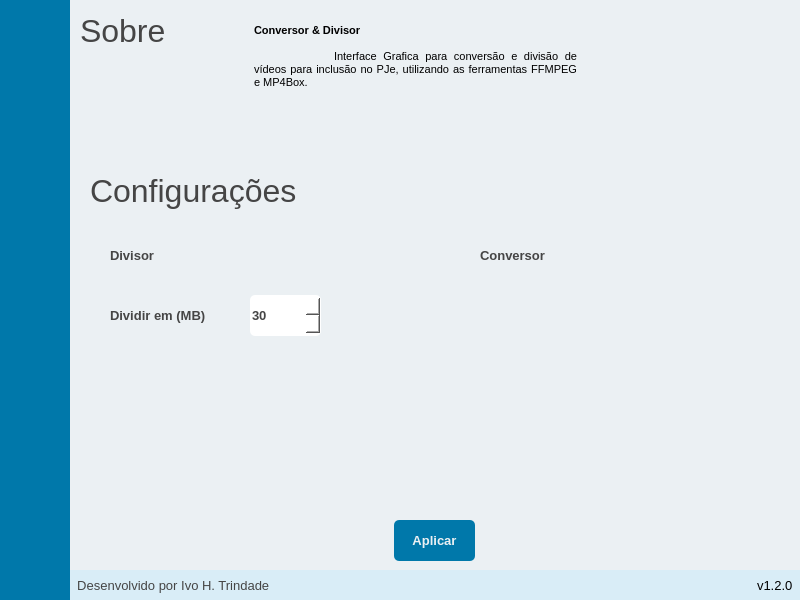
Old version of the form ui/ui_cd.ui in the repository hadtrindade/conversor-e-divisor.
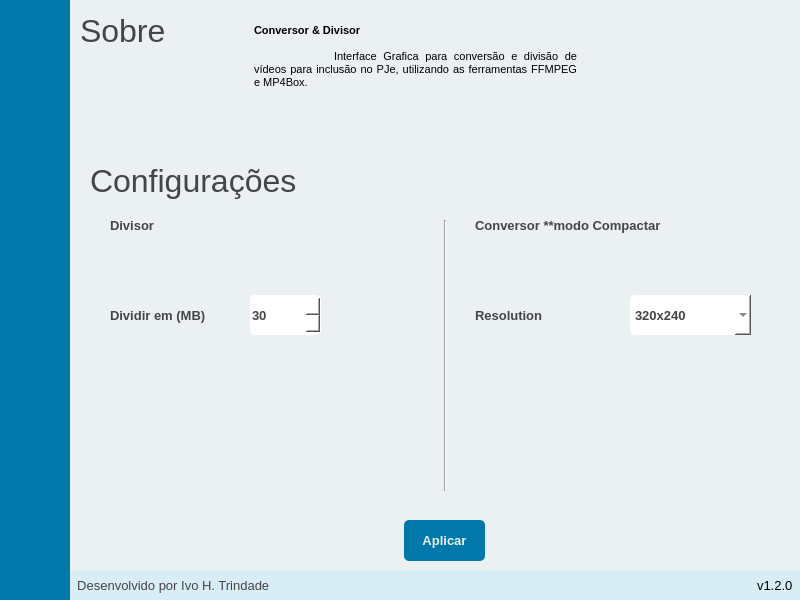
New version of the form. The open tabs and pages were chosen to show the change. Icons and pictures are not drawn.

Commit message: diretório de configurações do usuário criado e classe settings criada. close #25

The edit to the form file:
```diff
--- a/ui/ui_cd.ui
+++ b/ui/ui_cd.ui
@@ -1789,8 +1789,8 @@
                <property name="geometry">
                 <rect>
                  <x>20</x>
-                 <y>20</y>
-                 <width>231</width>
+                 <y>10</y>
+                 <width>251</width>
                  <height>41</height>
                 </rect>
                </property>
@@ -1837,7 +1837,7 @@
                  <x>180</x>
                  <y>145</y>
                  <width>71</width>
-                 <height>41</height>
+                 <height>40</height>
                 </rect>
                </property>
                <property name="font">
@@ -1878,7 +1878,7 @@
                <property name="geometry">
                 <rect>
                  <x>40</x>
-                 <y>90</y>
+                 <y>60</y>
                  <width>101</width>
                  <height>31</height>
                 </rect>
@@ -1901,9 +1901,9 @@
               <widget class="QLabel" name="label_confi_convert">
                <property name="geometry">
                 <rect>
-                 <x>410</x>
-                 <y>90</y>
-                 <width>101</width>
+                 <x>405</x>
+                 <y>60</y>
+                 <width>271</width>
                  <height>31</height>
                 </rect>
                </property>
@@ -1919,13 +1919,13 @@
                 <string notr="true">color: rgb(69, 69, 69);</string>
                </property>
                <property name="text">
-                <string>Conversor</string>
+                <string>Conversor **modo Compactar</string>
                </property>
               </widget>
               <widget class="QPushButton" name="pushButton_apply_settings">
                <property name="geometry">
                 <rect>
-                 <x>324</x>
+                 <x>334</x>
                  <y>370</y>
                  <width>81</width>
                  <height>41</height>
@@ -1968,6 +1968,110 @@
                 <string>Aplicar</string>
                </property>
               </widget>
+              <widget class="Line" name="line">
+               <property name="geometry">
+                <rect>
+                 <x>365</x>
+                 <y>70</y>
+                 <width>20</width>
+                 <height>271</height>
+                </rect>
+               </property>
+               <property name="orientation">
+                <enum>Qt::Vertical</enum>
+               </property>
+              </widget>
+              <widget class="QLabel" name="label_resolution">
+               <property name="geometry">
+                <rect>
+                 <x>405</x>
+                 <y>150</y>
+                 <width>111</width>
+                 <height>31</height>
+                </rect>
+               </property>
+               <property name="font">
+                <font>
+                 <family>Segoe UI</family>
+                 <pointsize>10</pointsize>
+                 <weight>75</weight>
+                 <bold>true</bold>
+                </font>
+               </property>
+               <property name="styleSheet">
+                <string notr="true">color: rgb(69, 69, 69);</string>
+               </property>
+               <property name="text">
+                <string>Resolution</string>
+               </property>
+              </widget>
+              <widget class="QComboBox" name="resolution_settings">
+               <property name="geometry">
+                <rect>
+                 <x>560</x>
+                 <y>145</y>
+                 <width>121</width>
+                 <height>40</height>
+                </rect>
+               </property>
+               <property name="font">
+                <font>
+                 <family>Segoe UI</family>
+                 <pointsize>10</pointsize>
+                 <weight>75</weight>
+                 <bold>true</bold>
+                </font>
+               </property>
+               <property name="styleSheet">
+                <string notr="true">QComboBox {
+	color: rgb(69, 69, 69);
+	border: 0px solid;
+	border-radius: 5px;
+	background-position: center;
+	background-color: rgb(255, 255,255 );
+}
+
+QComboBox:hover {
+	border: 2px solid  rgb(0, 120, 170);
+	background-color: rgb(255, 255,255 );
+}
+
+QComboBox:focus {
+	color: rgb(69, 69, 69);
+	background-color: rgb(255, 255, 255);
+}</string>
+               </property>
+               <item>
+                <property name="text">
+                 <string>320x240</string>
+                </property>
+               </item>
+               <item>
+                <property name="text">
+                 <string>640x480</string>
+                </property>
+               </item>
+               <item>
+                <property name="text">
+                 <string>800x600</string>
+                </property>
+               </item>
+               <item>
+                <property name="text">
+                 <string>1024x768</string>
+                </property>
+               </item>
+               <item>
+                <property name="text">
+                 <string>1280x720</string>
+                </property>
+               </item>
+               <item>
+                <property name="text">
+                 <string>1920x1080</string>
+                </property>
+               </item>
+              </widget>
              </widget>
             </item>
            </layout>
```
Left out of the diff: 20 changed lines with no effect on the pictures. The commit also changes 7 other files.
